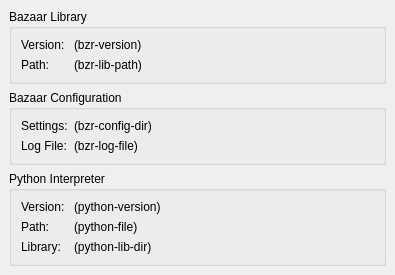
First picture: the form in ui/sysinfo.ui, repository breezy-team/qbrz, before the edit.
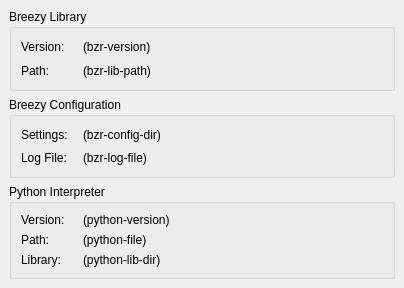
Second picture: the form after the edit.

Commit message: Updated sysinfo_data.py to use breezy's 'bedding' module. Adjusted ui_sysinfo.py to read Breezy over bazaar.

The edit to the form file:
```diff
--- a/ui/sysinfo.ui
+++ b/ui/sysinfo.ui
@@ -1,12 +1,12 @@
 <ui version="4.0" >
  <class>MainWindow</class>
- <widget class="QMainWindow" name="MainWindow" >
-  <property name="geometry" >
+ <widget class="QMainWindow" name="MainWindow">
+  <property name="geometry">
    <rect>
     <x>0</x>
     <y>0</y>
-    <width>387</width>
-    <height>254</height>
+    <width>404</width>
+    <height>288</height>
    </rect>
   </property>
   <property name="windowTitle" >
@@ -15,9 +15,9 @@
   <widget class="QWidget" name="centralwidget" >
    <layout class="QVBoxLayout" >
     <item>
-     <widget class="QGroupBox" name="bazaar_library" >
-      <property name="title" >
-       <string>Bazaar Library</string>
+     <widget class="QGroupBox" name="bazaar_library">
+      <property name="title">
+       <string>Breezy Library</string>
       </property>
       <property name="flat" >
        <bool>false</bool>
@@ -61,9 +61,9 @@
      </widget>
     </item>
     <item>
-     <widget class="QGroupBox" name="bazaar_configuration" >
-      <property name="title" >
-       <string>Bazaar Configuration</string>
+     <widget class="QGroupBox" name="bazaar_configuration">
+      <property name="title">
+       <string>Breezy Configuration</string>
       </property>
       <layout class="QGridLayout" >
        <item row="0" column="0" >
```
Left out of the diff: 113 changed lines with no effect on the pictures. The commit also changes 3 other files.
